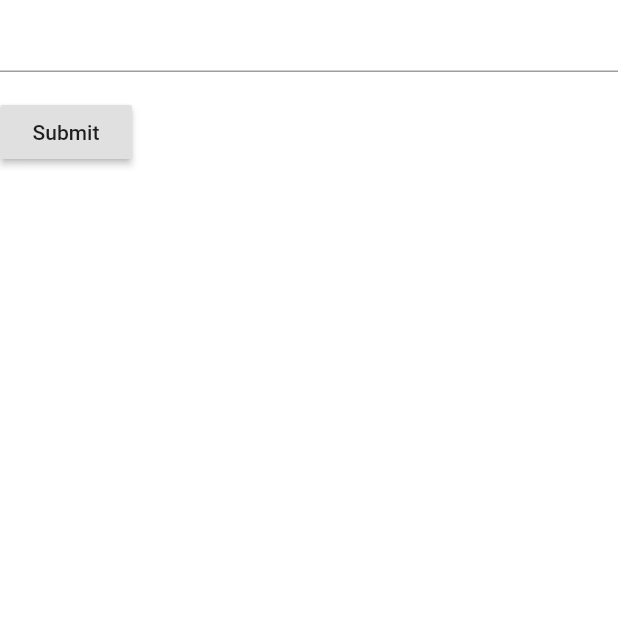
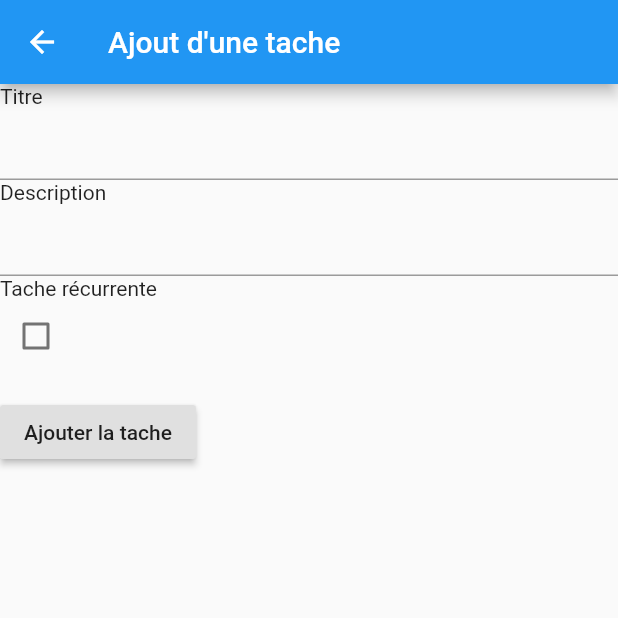
Before and after one commit to JGense/projet-mobile-s2, a Flutter app: the TacheForm screen opened by its route, on a phone screen of 412 x 824 dp, the top half of it. Run offline on Flutter 3.47's test engine with Material 2 defaults, Android fonts, the phone set to English and light mode, and no system bars; our stand-ins replace dio, firebase_auth; accounts and stored records are empty.

Commit message:
post taches

```diff
--- a/lib/data/provider/TacheProvider.dart
+++ b/lib/data/provider/TacheProvider.dart
@@ -10,10 +10,16 @@ class TacheProvider {
     return tachesResponse;
   }
 
-  void putTache(Tache tache) {
+  void patchTache(Tache tache) {
     var dio = Dio();
     String idTache = tache.name.substring(56);
     print(tache.toJson());
     dio.patch("https://firestore.googleapis.com/v1/projects/colocgame/databases/(default)/documents/taches/"+idTache+"?updateMask.fieldPaths=isDone", data: tache.toJson());
   }
+
+  Future<Response> postTache(Tache tache){
+    var dio = Dio();
+    print(tache);
+    return dio.post("https://firestore.googleapis.com/v1/projects/colocgame/databases/(default)/documents/taches", data: tache.toJson());
+  }
 }
--- a/lib/data/repository/TacheRepository.dart
+++ b/lib/data/repository/TacheRepository.dart
@@ -21,6 +21,10 @@ class TacheRepository {
   }
 
   void majTache(Tache tache) {
-    TacheProvider().putTache(tache);
+    TacheProvider().patchTache(tache);
+  }
+
+  Future<Response> postTache(Tache tache){
+    return TacheProvider().postTache(tache);
   }
 }
--- a/lib/main.dart
+++ b/lib/main.dart
@@ -1,6 +1,7 @@
 import 'package:colocgame/ui/page/RootPage.dart';
 import 'package:colocgame/ui/page/TacheDetails.dart';
 import 'package:colocgame/ui/page/TacheForm.dart';
+import 'package:colocgame/ui/page/TachesPage.dart';
 import "package:flutter/material.dart";
 import 'package:colocgame/ui/page/LoginPage.dart';
 
@@ -23,7 +24,8 @@ class MyApp extends StatelessWidget {
         ),
         routes: <String, WidgetBuilder>{
           TacheDetails.routeName: (BuildContext context) => TacheDetails(),
-          TacheForm.routeName: (BuildContext context) => TacheForm()
+          TacheForm.routeName: (BuildContext context) => TacheForm(),
+          TachesPages.routeName: (BuildContext context) => TachesPages()
         },
         debugShowCheckedModeBanner: false,
         home: new RootPage(auth: new Auth()));
--- a/lib/ui/page/TacheForm.dart
+++ b/lib/ui/page/TacheForm.dart
@@ -1,35 +1,39 @@
-
-// Create a Form widget.
+import 'package:colocgame/data/model/Tache.dart';
+import 'package:colocgame/data/repository/TacheRepository.dart';
+import 'package:colocgame/ui/page/TachesPage.dart';
+import 'package:dio/dio.dart';
 import 'package:flutter/material.dart';
+import 'package:intl/intl.dart';
 
 class TacheForm extends StatefulWidget {
   static const String routeName = "/tacheForm";
 
   @override
-  TacheFormState createState() {
-    return TacheFormState();
-  }
+  State<TacheForm> createState() => _tacheFormState();
 }
 
-// Create a corresponding State class.
-// This class holds data related to the form.
-class TacheFormState extends State<TacheForm> {
-  // Create a global key that uniquely identifies the Form widget
-  // and allows validation of the form.
-  //
-  // Note: This is a GlobalKey<FormState>,
-  // not a GlobalKey<MyCustomFormState>.
+class _tacheFormState extends State<TacheForm> {
+  final _tacheRepository = TacheRepository.instance;
   final _formKey = GlobalKey<FormState>();
+  bool isRecurrent = false;
+
+  final controllerTitre = TextEditingController();
+  final controllerDescription = TextEditingController();
 
   @override
   Widget build(BuildContext context) {
-    // Build a Form widget using the _formKey created above.
-    return Form(
+    return new Scaffold(
+        appBar: AppBar(
+          title: const Text('Ajout d\'une tache'),
+        ),
+        body: Form(
           key: _formKey,
           child: Column(
             crossAxisAlignment: CrossAxisAlignment.start,
             children: <Widget>[
+              Text("Titre"),
               TextFormField(
+                controller: controllerTitre,
                 validator: (value) {
                   if (value.isEmpty) {
                     return 'Please enter some text';
@@ -37,23 +41,40 @@ class TacheFormState extends State<TacheForm> {
                   return null;
                 },
               ),
+              Text("Description"),
+              TextFormField(
+                controller: controllerDescription,
+                validator: (value) {
+                  if (value.isEmpty) {
+                    return 'Please enter some text';
+                  }
+                  return null;
+                },
+              ),
+              Text("Tache récurrente"),
+              Checkbox(value: isRecurrent, onChanged: (bool value) => setState(() => isRecurrent = value)),
               Padding(
                 padding: const EdgeInsets.symmetric(vertical: 16.0),
                 child: RaisedButton(
                   onPressed: () {
-                // Validate returns true if the form is valid, or false
-                // otherwise.
                     if (_formKey.currentState.validate()) {
-                  // If the form is valid, display a Snackbar.
-                  Scaffold.of(context)
-                      .showSnackBar(SnackBar(content: Text('Processing Data')));
+                      Titre titre = Titre(stringValue: controllerTitre.text);
+                      Titre description = Titre(stringValue: controllerDescription.text);
+                      IsRecurrent recurrent = IsRecurrent(booleanValue: isRecurrent);
+                      IsRecurrent isDone = IsRecurrent(booleanValue: false);
+                      DateFormat dateFormatJ = DateFormat("yyyy-MM-dd");
+                      DateFormat dateFormatH = DateFormat("HH:mm:ss");
+                      DateCreation dateCreation = DateCreation(timestampValue: dateFormatJ.format(DateTime.now()) + "T" + dateFormatH.format(DateTime.now()) + "Z");
+                      Fields fields = Fields(titre: titre, description: description, isRecurrent: recurrent, isDone: isDone, dateCreation: dateCreation, dateRealisation: null);
+                      Future<Response> response = _tacheRepository.postTache(new Tache(fields:fields));
+                      response.then((value) => Navigator.pop(context));
                     }
                   },
-              child: Text('Submit'),
+                  child: Text('Ajouter la tache'),
                 ),
               ),
             ],
           ),
-    );
+        ));
   }
 }
--- a/lib/ui/page/TachesPage.dart
+++ b/lib/ui/page/TachesPage.dart
@@ -6,6 +6,8 @@ import 'package:flutter/material.dart';
 import 'package:flutter/widgets.dart';
 
 class TachesPages extends StatefulWidget {
+  static const String routeName = "/tachePage";
+
   @override
   State<StatefulWidget> createState() => _tachesPageState();
 }
--- a/pubspec.yaml
+++ b/pubspec.yaml
@@ -23,6 +23,7 @@ dependencies:
   firebase_auth: ^0.14.0+5
   firebase_database: ^3.0.7
   dio: ^3.0.9
+  intl: ^0.16.1
 
   # The following adds the Cupertino Icons font to your application.
   # Use with the CupertinoIcons class for iOS style icons.
```
Also changed, not shown: pubspec.lock. Lines whose indentation alone changed are shown as unchanged.
